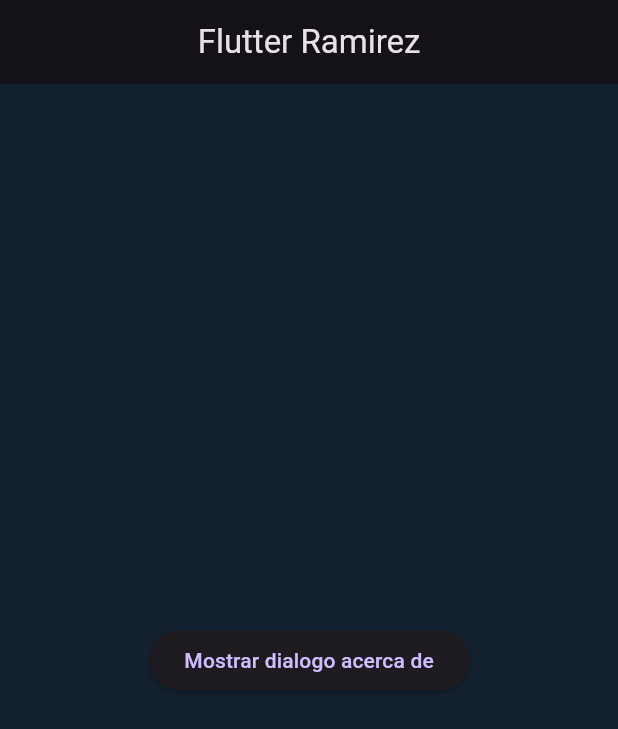
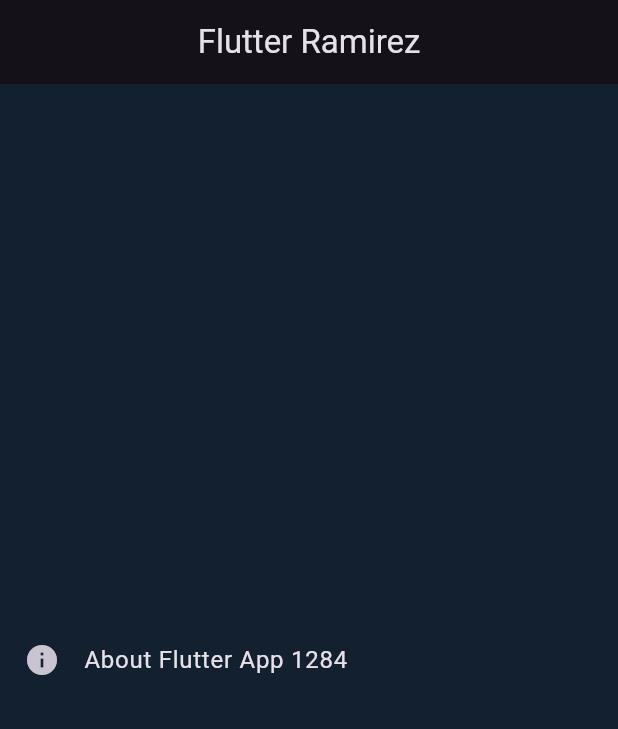
Before and after one commit to Paola-ramirez128/CursoFlutter1284, a Flutter app: the screen it shows after launch, on a phone screen of 412 x 824 dp. Shown: the top 729 px of the screen. Run offline on Flutter 3.47's test engine with Material 3 defaults, Android fonts, the phone set to English and light mode, and no system bars.

Commit message:
Lista de una Alerta

```diff
--- a/lib/main.dart
+++ b/lib/main.dart
@@ -1,5 +1,6 @@
 import 'package:flutter/material.dart';
-import 'package:ramirezcurso/mi_widgets/dialogo_acerca_de.dart';
+import 'package:ramirezcurso/mi_widgets/list_tile.dart';
+//import 'package:ramirezcurso/mi_widgets/dialogo_acerca_de.dart';
 //import 'package:ramirezcurso/mi_widgets/mi_tarjeta.dart';
 
 const Color darkBlue = Color(0xFF12202F);
@@ -21,7 +22,8 @@ class MiTarjeta extends StatelessWidget {
           centerTitle: true,
         ),
         //body: const LaTarjeta(),
-        body: const DialogoAcerca(),
+        //body: const DialogoAcerca(),
+        body: const Lista(),
       ),
     );
   }
--- /dev/null
+++ b/lib/mi_widgets/list_tile.dart
@@ -0,0 +1,22 @@
+import 'package:flutter/material.dart';
+
+//! AboutListTile
+class Lista extends StatelessWidget {
+  const Lista({Key? key}) : super(key: key);
+
+  @override
+  Widget build(BuildContext context) {
+    return const Center(
+      child: AboutListTile(
+        icon: Icon(Icons.info),
+        applicationIcon: FlutterLogo(),
+        applicationLegalese: 'Legal',
+        applicationName: 'Flutter App 1284',
+        applicationVersion: 'version 1.0.0',
+        aboutBoxChildren: [
+          Text('Este texto esta creado por alerta'),
+        ],
+      ),
+    );
+  }
+}
```
Also changed, not shown: z_recursos/lista.png (added), z_recursos/listar.png (added), 1 other file.
